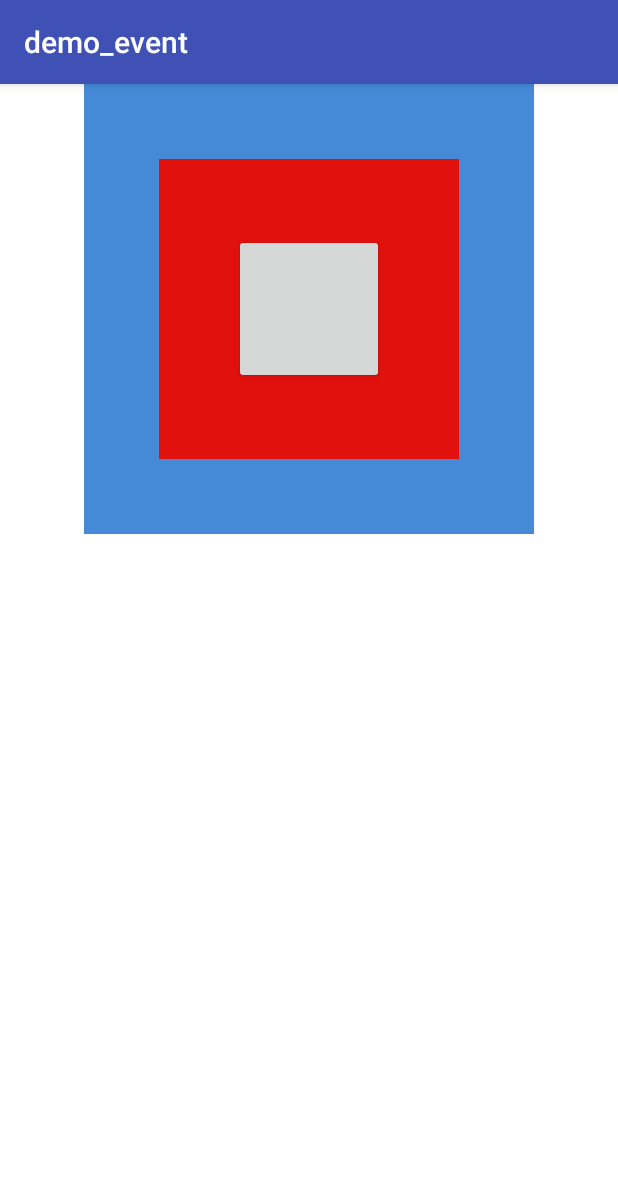
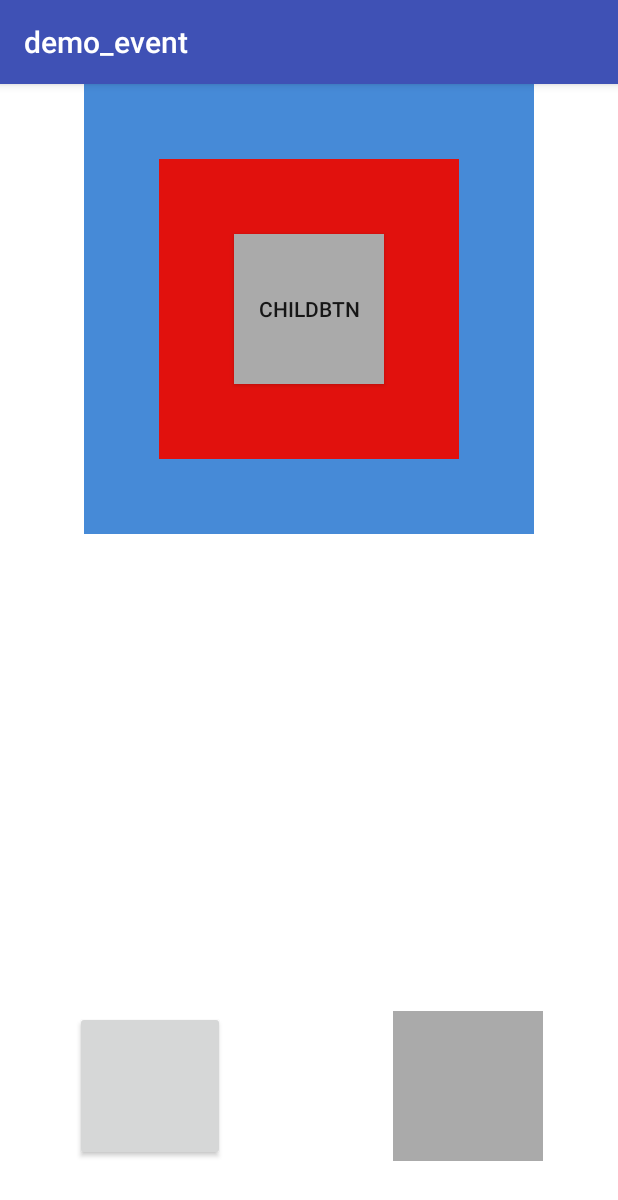
Before and after one commit to 2954722256/demo_event, an Android app: the screen it shows after launch (MainActivity), on a phone screen of 412 x 824 dp. Shown: the top 1200 px of the screen. Run offline under Robolectric (Android 15) with nearby library versions, the phone set to English and light mode, and no system bars.

Commit message:
简单修改
简单修改

```diff
--- a/app/src/main/java/com/aohuan/test/dodoevent/MainActivity.java
+++ b/app/src/main/java/com/aohuan/test/dodoevent/MainActivity.java
@@ -14,12 +14,44 @@ public class MainActivity extends AppCompatActivity {
     protected void onCreate(Bundle savedInstanceState) {
         super.onCreate(savedInstanceState);
         setContentView(R.layout.activity_main);
-//        ((ViewGroup)this.getWindow().getDecorView().getRootView()).getChildAt(0).setOnClickListener(new View.OnClickListener() {
-//            @Override
-//            public void onClick(View v) {
-//                TouchEventUtil.doClick(MainActivity.class);
-//            }
-//        });
+
+        setButton();
+        setGroupListenr();
+    }
+
+    private void setGroupListenr() {
+//        setViewListener(findViewById(R.id.father), "father");
+//        setViewListener(findViewById(R.id.childs), "childs");
+//        setViewListener(findViewById(R.id.childs2), "childs2");
+    }
+
+    private void setViewListener(final View view, final String viewName){
+        if(view == null){
+            return;
+        }
+        view.setOnClickListener(new View.OnClickListener() {
+            @Override
+            public void onClick(View v) {
+                TouchEventUtil.logActionMsg(MainActivity.class, viewName+" setOnClickListener  onClick", null);
+            }
+        });
+        view.setOnTouchListener(new View.OnTouchListener() {
+            @Override
+            public boolean onTouch(View v, MotionEvent event) {
+                TouchEventUtil.logActionMsg(MainActivity.class, viewName+" setOnTouchListener  onTouch", event);
+                return false;
+            }
+        });
+    }
+
+    private void setButton() {
+        View view = findViewById(R.id.testBtn);
+        setViewListener(view, "btn");
+
+        View view2 = findViewById(R.id.testLl);
+        setViewListener(view2, "LL");
+
+//        setViewListener(findViewById(R.id.allRl), "OutPlant");
     }
 
     @Override
@@ -32,6 +64,15 @@ public class MainActivity extends AppCompatActivity {
     public boolean dispatchTouchEvent(MotionEvent ev) {
         TouchEventUtil.logActionMsg(getClass(),"dispatchTouchEvent",ev);
         return super.dispatchTouchEvent(ev);
+    }
+
+
+    /**
+     * 把 打印切换成【down】
+     * 只是自定义的Button的自定义View
+     * 重写了   dispatchTouchEvent     onTouchEvent 方法
+     */
+    public static void doSth0(){
     }
 
 
--- a/app/src/main/java/com/aohuan/test/dodoevent/tools/TouchEventUtil.java
+++ b/app/src/main/java/com/aohuan/test/dodoevent/tools/TouchEventUtil.java
@@ -17,6 +17,10 @@ public class TouchEventUtil {
 
 
     public static void logActionMsg(Class cls, String functionName, MotionEvent ev, String msg) {
+        if(ev == null){
+            doPrint(cls, functionName,ev, msg);
+            return;
+        }
         switch (mLogType) {
             case Down:
                 if (ev.getAction() == MotionEvent.ACTION_DOWN)
@@ -39,7 +43,11 @@ public class TouchEventUtil {
     }
 
     private static void doPrint(Class cls, String functionName, MotionEvent ev, String msg) {
-        Log.e("touch", cls.getSimpleName() + "\t----\t" + functionName + "\t---->\t" + getTouchAction(ev.getAction()) + "\t---->\t" + msg);
+        String eventStr = "nullEvent";
+        if(ev!=null){
+            eventStr = getTouchAction(ev.getAction());
+        }
+        Log.e("touch", cls.getSimpleName() + "\t----\t" + functionName + "\t---->\t" + eventStr + "\t---->\t" + msg);
     }
 
     private static String getTouchAction(int actionId) {
--- /dev/null
+++ b/app/src/main/java/com/aohuan/test/dodoevent/view/EventButton.java
@@ -0,0 +1,34 @@
+package com.aohuan.test.dodoevent.view;
+
+import android.content.Context;
+import android.util.AttributeSet;
+import android.view.MotionEvent;
+import android.widget.Button;
+
+import com.aohuan.test.dodoevent.tools.TouchEventUtil;
+
+public class EventButton extends Button{
+    public EventButton(Context context) {
+        super(context);
+    }
+
+    public EventButton(Context context, AttributeSet attrs) {
+        super(context, attrs);
+    }
+
+    public EventButton(Context context, AttributeSet attrs, int defStyleAttr) {
+        super(context, attrs, defStyleAttr);
+    }
+
+    @Override
+    public boolean onTouchEvent(MotionEvent ev) {
+        TouchEventUtil.logActionMsg(getClass(),"onTouchEvent",ev);
+        return super.onTouchEvent(ev);
+    }
+
+    @Override
+    public boolean dispatchTouchEvent(MotionEvent ev) {
+        TouchEventUtil.logActionMsg(getClass(),"dispatchTouchEvent",ev);
+        return super.dispatchTouchEvent(ev);
+    }
+}
--- /dev/null
+++ b/app/src/main/java/com/aohuan/test/dodoevent/view/EventViewGroup.java
@@ -0,0 +1,36 @@
+package com.aohuan.test.dodoevent.view;
+
+import android.content.Context;
+import android.util.AttributeSet;
+import android.view.MotionEvent;
+import android.view.ViewGroup;
+import android.widget.LinearLayout;
+
+import com.aohuan.test.dodoevent.tools.TouchEventUtil;
+
+public class EventViewGroup extends LinearLayout{
+    public EventViewGroup(Context context) {
+        super(context);
+    }
+
+    public EventViewGroup(Context context, AttributeSet attrs) {
+        super(context, attrs);
+    }
+
+    public EventViewGroup(Context context, AttributeSet attrs, int defStyleAttr) {
+        super(context, attrs, defStyleAttr);
+    }
+
+    @Override
+    public boolean onTouchEvent(MotionEvent ev) {
+        TouchEventUtil.logActionMsg(getClass(),"onTouchEvent",ev);
+        return super.onTouchEvent(ev);
+    }
+
+    @Override
+    public boolean dispatchTouchEvent(MotionEvent ev) {
+        TouchEventUtil.logActionMsg(getClass(),"dispatchTouchEvent",ev);
+        return super.dispatchTouchEvent(ev);
+    }
+
+}
--- a/app/src/main/java/com/aohuan/test/dodoevent/view/TouchEventChilds.java
+++ b/app/src/main/java/com/aohuan/test/dodoevent/view/TouchEventChilds.java
@@ -47,7 +47,8 @@ public class TouchEventChilds extends LinearLayout {
 	@Override
 	public boolean onTouchEvent(MotionEvent ev) {
 		TouchEventUtil.logActionMsg(getClass(),"onTouchEvent",ev);
-		return super.onTouchEvent(ev);
+//		return super.onTouchEvent(ev);
+		return true;
 	}
 
 }
--- /dev/null
+++ b/app/src/main/res/drawable/btn_selector.xml
@@ -0,0 +1,8 @@
+<?xml version="1.0" encoding="utf-8"?>
+<selector xmlns:android="http://schemas.android.com/apk/res/android">
+    <!-- 默认时的背景图片-->
+    <item android:state_pressed="false" android:drawable="@android:color/darker_gray" />
+
+    <item android:state_pressed="true"   android:drawable= "@android:color/holo_blue_dark" />
+
+</selector>
--- a/app/src/main/res/layout/activity_main.xml
+++ b/app/src/main/res/layout/activity_main.xml
@@ -2,7 +2,8 @@
 <RelativeLayout xmlns:android="http://schemas.android.com/apk/res/android"
     android:layout_width="fill_parent"
     android:layout_height="fill_parent"
-    android:background="@android:color/background_light" >
+    android:background="@android:color/background_light"
+    android:id="@+id/allRl">
 
     <RelativeLayout
         android:layout_width="fill_parent"
@@ -28,9 +29,32 @@
                     android:id="@+id/childs2"
                     android:layout_width="100dp"
                     android:layout_height="100dp"
-                    android:layout_margin="50dp" />
+                    android:layout_margin="50dp"
+                    android:text="ChildBtn"
+                    android:background="@drawable/btn_selector"/>
             </com.aohuan.test.dodoevent.view.TouchEventChilds>
         </com.aohuan.test.dodoevent.view.TouchEventFather>
     </RelativeLayout>
 
+
+
+    <com.aohuan.test.dodoevent.view.EventButton
+        android:id="@+id/testBtn"
+        android:layout_width="100dp"
+        android:layout_height="100dp"
+        android:layout_alignParentBottom="true"
+        android:layout_alignParentLeft="true"
+        android:layout_margin="50dp"
+        />
+
+    <com.aohuan.test.dodoevent.view.EventViewGroup
+        android:id="@+id/testLl"
+        android:layout_width="100dp"
+        android:layout_height="100dp"
+        android:layout_alignParentBottom="true"
+        android:layout_alignParentRight="true"
+        android:layout_margin="50dp"
+        android:background="@android:color/darker_gray"
+        />
+
 </RelativeLayout>
```
Also changed, not shown: app/src/main/java/com/aohuan/test/dodoevent/view/TouchEventFather.java (+0 -3 lines).
